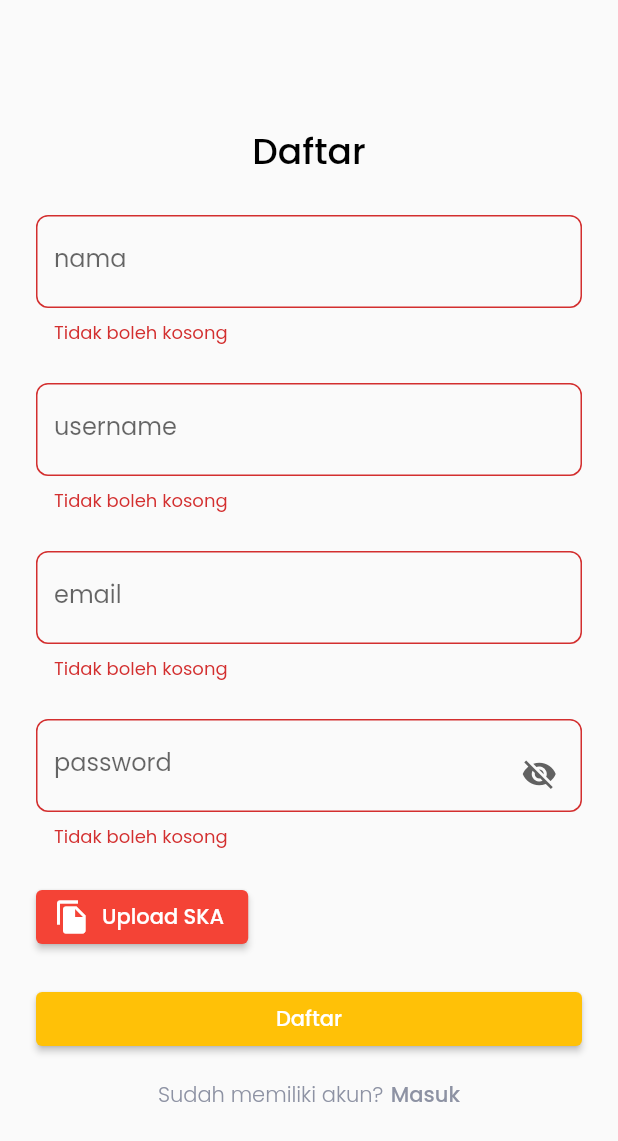
After one commit to lelymaria/ArchitectApp-Mobile, a Flutter app: the KontraktorSignUp screen opened directly, after a tap on the "visibility" icon, after a tap on "Daftar", on a phone screen of 412 x 824 dp. The commit adds this screen. Shown: the top 1141 px of the screen. Run offline on Flutter 3.47's test engine with Material 2 defaults, Android fonts, the phone set to English and light mode, and no system bars; our stand-ins replace another_flushbar, bloc, cached_network_image, carousel_pro, cloud_firestore, dio and 13 more; missing offline and left inert: downloads_path_provider_28, flutter_absolute_path, flutter_downloader, flutter_full_pdf_viewer, multi_image_picker; accounts and stored records are empty.

Commit message:
Register Kontraktor dan Verifikasi Sertifikasi Kontraktor

```diff
--- a/lib/models/repositories/repository.dart
+++ b/lib/models/repositories/repository.dart
@@ -31,7 +31,7 @@ class Repository {
   // final String baseUrl = "http://192.168.42.231:8000/api";
   // final String baseUrl = "http://127.0.0.1:8888/api";
   // final String baseUrl = "http://192.168.43.170:8000/api";
-  final String baseUrl = "http://192.168.100.75:8000/api";
+  final String baseUrl = "http://192.168.123.58:8000/api";
   // final String baseUrl = "http://192.168.43.163:8000/api";
 
   Future<LoginResponse> postLogin(LoginForm loginData) async {
--- a/lib/models/responses/get_consultant_response.dart
+++ b/lib/models/responses/get_consultant_response.dart
@@ -64,7 +64,8 @@ class DataConsultant {
     about = json['about'];
     createdAt = json['created_at'];
     updatedAt = json['updated_at'];
-    user = json['user'] != null ? new UserConsultant.fromJson(json['user']) : null;
+    user =
+        json['user'] != null ? new UserConsultant.fromJson(json['user']) : null;
     if (json['files'] != null) {
       files = new List<FilesConsultant>();
       json['files'].forEach((v) {
@@ -170,7 +171,8 @@ class FilesConsultant {
   String createdAt;
   String updatedAt;
 
-  FilesConsultant({this.id, this.konsultanId, this.file, this.createdAt, this.updatedAt});
+  FilesConsultant(
+      {this.id, this.konsultanId, this.file, this.createdAt, this.updatedAt});
 
   FilesConsultant.fromJson(Map<String, dynamic> json) {
     id = json['id'];
--- a/lib/models/responses/get_contractor_response.dart
+++ b/lib/models/responses/get_contractor_response.dart
@@ -98,7 +98,7 @@ class User {
   String avatar;
   int isActive;
   String level;
-  Null fireBaseToken;
+  String fireBaseToken;
   Null lastLogin;
   String createdAt;
   String updatedAt;
--- a/lib/utils/generals.dart
+++ b/lib/utils/generals.dart
@@ -20,7 +20,7 @@ class Generals {
   static String downloadStorage = '/storage/emulated/0/Download';
 
   // static String baseUrl = "http://192.168.100.75:8000";
-  static String baseUrl = "http://192.168.42.231:8000";
+  static String baseUrl = "http://192.168.123.58:8000";
   // static String baseUrl = "http://10.0.2.2:8000";
   // static String baseUrl = "http://1803010.web.ti.polindra.ac.id";
 
--- a/lib/views/admin/contractor_verification.dart
+++ b/lib/views/admin/contractor_verification.dart
@@ -80,8 +80,7 @@ class _ContractorVerificationState extends State<ContractorVerification> {
                                             builder: (context) => ImageViewScreen(
                                                 // imageUrl:
                                                 //     "${'http://1803010.web.ti.polindra.ac.id/index.php/img/persyaratan/kontraktor/'}${profesional.files[0].file}")),
-                                                imageUrl:
-                                                    "${'${Generals.baseUrl}/img/persyaratan/kontraktor/'}${profesional.files[0].file}")),
+                                                imageUrl: "${'${Generals.baseUrl}/img/persyaratan/kontraktor/'}${profesional.files[0].file}")),
                                       );
                                     } else if (Generals.listFormatPdf
                                         .contains(ext)) {
--- /dev/null
+++ b/lib/views/auth/kontraktor_sign_up.dart
@@ -0,0 +1,338 @@
+import 'dart:io';
+
+import 'package:another_flushbar/flushbar.dart';
+import 'package:architect_app/bloc/login/login_bloc.dart';
+import 'package:architect_app/constants/theme.dart';
+import 'package:architect_app/models/forms/register_form.dart';
+import 'package:architect_app/models/preferences/auth_preference.dart';
+import 'package:architect_app/models/repositories/repository.dart';
+import 'package:architect_app/utils/dimension.dart';
+import 'package:architect_app/utils/generals.dart';
+import 'package:architect_app/utils/validations.dart';
+import 'package:architect_app/views/auth/sign_in_screen.dart';
+import 'package:file_picker/file_picker.dart';
+import 'package:flutter/material.dart';
+import 'package:flutter/services.dart';
+import 'package:flutter_bloc/flutter_bloc.dart';
+import 'package:font_awesome_flutter/font_awesome_flutter.dart';
+
+class KontraktorSignUp extends StatefulWidget {
+  @override
+  _KontraktorSignUpState createState() => _KontraktorSignUpState();
+}
+
+class _KontraktorSignUpState extends State<KontraktorSignUp> {
+  final nameForm = TextEditingController();
+  final usernameForm = TextEditingController();
+  final emailForm = TextEditingController();
+  final passwordForm = TextEditingController();
+  final formKey = GlobalKey<FormState>();
+  final Repository repository = Repository();
+  final AuthPreference authPreference = AuthPreference();
+  final GlobalKey<ScaffoldState> scaffoldKey = new GlobalKey<ScaffoldState>();
+  LoginBloc loginBloc;
+  bool isLoading = false;
+  bool _obscureText = true;
+  File _file;
+
+  @override
+  Widget build(BuildContext context) {
+    return Form(
+      key: formKey,
+      child: Scaffold(
+        key: scaffoldKey,
+        body: BlocProvider<LoginBloc>(
+          create: (BuildContext context) => loginBloc =
+              LoginBloc(repository: repository, authPreference: authPreference),
+          child: BlocListener<LoginBloc, LoginState>(
+            listener: (context, state) {
+              if (state is RegisterFailure) {
+                Flushbar(
+                  flushbarStyle: FlushbarStyle.FLOATING,
+                  flushbarPosition: FlushbarPosition.TOP,
+                  backgroundColor: Colors.red,
+                  message: state.error,
+                  icon: Icon(
+                    FontAwesomeIcons.infoCircle,
+                    size: 28.0,
+                    color: Colors.white,
+                  ),
+                  duration: Duration(seconds: 3),
+                ).show(context);
+                setState(() {
+                  isLoading = false;
+                });
+              } else if (state is RegisterSuccess) {
+                var filenames = [];
+                for (var i = 0; i < state.record['data'].length; i++) {
+                  var item = state.record['data'];
+                  var key = item.keys.first;
+                  var filename = item[key];
+                  filenames.add(filename[0]);
+                }
+                if (state.record['success'] == true) {
+                  Navigator.push(context,
+                      MaterialPageRoute(builder: (context) => SignInScreen()));
+                  WidgetsBinding.instance.addPostFrameCallback((timeStamp) {
+                    Flushbar(
+                      flushbarStyle: FlushbarStyle.FLOATING,
+                      flushbarPosition: FlushbarPosition.TOP,
+                      backgroundColor: Colors.green,
+                      message: "Daftar berhasil",
+                      icon: Icon(
+                        FontAwesomeIcons.checkCircle,
+                        size: 28.0,
+                        color: Colors.white,
+                      ),
+                      duration: Duration(seconds: 3),
+                    )..show(scaffoldKey.currentState.context);
+                  });
+                  setState(() {
+                    nameForm.text = "";
+                    usernameForm.text = "";
+                    emailForm.text = "";
+                    passwordForm.text = "";
+                    _file = null;
+                    isLoading = false;
+                  });
+                } else {
+                  Flushbar(
+                    flushbarStyle: FlushbarStyle.FLOATING,
+                    flushbarPosition: FlushbarPosition.TOP,
+                    backgroundColor: Colors.red,
+                    message: filenames[0].toString(),
+                    icon: Icon(
+                      FontAwesomeIcons.infoCircle,
+                      size: 28.0,
+                      color: Colors.white,
+                    ),
+                    duration: Duration(seconds: 3),
+                  ).show(context);
+                  setState(() {
+                    isLoading = false;
+                  });
+                }
+              }
+            },
+            child: SafeArea(child: _buildContent(context)),
+          ),
+        ),
+      ),
+    );
+  }
+
+  Widget _buildContent(BuildContext context) {
+    Dimension().init(context);
+    return Center(
+      child: ListView(
+        shrinkWrap: true,
+        children: [
+          Container(
+            padding: EdgeInsets.symmetric(horizontal: 24),
+            child:
+                Column(mainAxisAlignment: MainAxisAlignment.center, children: [
+              Text(
+                "Daftar",
+                style: blackFontStyle3.copyWith(fontSize: 24),
+              ),
+              SizedBox(height: 24),
+              TextFormField(
+                controller: nameForm,
+                validator: (value) {
+                  if (value == null || value.isEmpty) {
+                    return "Tidak boleh kosong";
+                  } else if (value.length < 3) {
+                    return "Minimal 3 karakter";
+                  } else {
+                    return null;
+                  }
+                },
+                decoration: InputDecoration(
+                    hintStyle: greyFontStyle,
+                    labelText: "nama",
+                    border: OutlineInputBorder(
+                      borderRadius: BorderRadius.circular(8),
+                    )),
+              ),
+              SizedBox(height: 24),
+              TextFormField(
+                controller: usernameForm,
+                validator: (value) {
+                  if (value == null || value.isEmpty) {
+                    return "Tidak boleh kosong";
+                  } else if (value.length < 3) {
+                    return "Minimal 3 karakter";
+                  } else {
+                    return null;
+                  }
+                },
+                decoration: InputDecoration(
+                    hintStyle: greyFontStyle,
+                    labelText: "username",
+                    border: OutlineInputBorder(
+                      borderRadius: BorderRadius.circular(8),
+                    )),
+              ),
+              SizedBox(height: 24),
+              TextFormField(
+                controller: emailForm,
+                validator: Validations.emptyValidation,
+                decoration: InputDecoration(
+                    hintStyle: greyFontStyle,
+                    labelText: "email",
+                    border: OutlineInputBorder(
+                      borderRadius: BorderRadius.circular(8),
+                    )),
+              ),
+              SizedBox(height: 24),
+              Stack(children: [
+                TextFormField(
+                  controller: passwordForm,
+                  validator: (value) {
+                    if (value == null || value.isEmpty) {
+                      return "Tidak boleh kosong";
+                    } else if (value.length < 8) {
+                      return "Minimal 8 karakter";
+                    } else {
+                      return null;
+                    }
+                  },
+                  obscureText: _obscureText,
+                  decoration: InputDecoration(
+                      hintStyle: greyFontStyle,
+                      labelText: "password",
+                      border: OutlineInputBorder(
+                        borderRadius: BorderRadius.circular(8),
+                      )),
+                ),
+                Positioned(
+                    top: Dimension.blockSizeVertical * 3,
+                    right: Dimension.blockSizeVertical * 2,
+                    child: GestureDetector(
+                      child: SizedBox(
+                          height: 24,
+                          child: Icon(
+                            _obscureText
+                                ? Icons.visibility
+                                : Icons.visibility_off,
+                            color: Colors.grey[700],
+                          )),
+                      onTap: () {
+                        setState(() {
+                          _obscureText = !_obscureText;
+                        });
+                      },
+                    ))
+              ]),
+              SizedBox(height: 20),
+              Row(
+                children: [
+                  ElevatedButton.icon(
+                    onPressed: () {
+                      _filePicker();
+                    },
+                    icon: Icon(Icons.file_copy),
+                    label: Text("Upload SKA"),
+                    style: ElevatedButton.styleFrom(primary: Colors.red),
+                  ),
+                  SizedBox(width: 20),
+                  if (_file != null)
+                    Expanded(child: Text(_file.path.split('/').last))
+                ],
+              ),
+              SizedBox(height: 20),
+              Container(
+                width: double.infinity,
+                child: isLoading
+                    ? loadingIndicator
+                    : ElevatedButton(
+                        onPressed: () {
+                          _onRegisterContractor();
+                        },
+                        style: ElevatedButton.styleFrom(primary: Colors.amber),
+                        child: Text("Daftar")),
+              ),
+              // Container(
+              //   width: double.infinity,
+              //   child: isLoading
+              //       ? loadingIndicator
+              //       : ElevatedButton(
+              //           onPressed: () {
+              //             _onRegisterContractor();
+              //           },
+              //           style: ElevatedButton.styleFrom(
+              //               primary: Colors.white,
+              //               onPrimary: Colors.amber,
+              //               side: BorderSide(color: Colors.amber)),
+              //           child: Text("Daftar Sebagai Kontraktor")),
+              // ),
+              SizedBox(height: Dimension.safeBlockVertical * 2),
+              Row(
+                mainAxisAlignment: MainAxisAlignment.center,
+                children: [
+                  Container(
+                      constraints: BoxConstraints(
+                          maxWidth: MediaQuery.of(context).size.width),
+                      child: Text(
+                        "Sudah memiliki akun?",
+                        style: greyFontStyle,
+                      )),
+                  GestureDetector(
+                    onTap: () {
+                      Navigator.push(
+                          context,
+                          MaterialPageRoute(
+                              builder: (context) => SignInScreen()));
+                    },
+                    child: Container(
+                        padding: EdgeInsets.only(left: 5),
+                        constraints: BoxConstraints(
+                            maxWidth: MediaQuery.of(context).size.width),
+                        child: Text(
+                          "Masuk",
+                          style: greyFontStyle.copyWith(
+                              fontWeight: FontWeight.w600),
+                        )),
+                  )
+                ],
+              )
+            ]),
+          ),
+        ],
+      ),
+    );
+  }
+
+  _onRegisterContractor() async {
+    if (formKey.currentState.validate()) {
+      FocusScope.of(context).unfocus();
+      loginBloc.add(
+        RegisterContractorPost(
+          registerForm: RegisterForm(
+              name: nameForm.text,
+              username: usernameForm.text,
+              email: emailForm.text.trim().toLowerCase(),
+              password: passwordForm.text,
+              isActive: 0,
+              level: "kontraktor",
+              file: _file),
+        ),
+      );
+      setState(() {
+        isLoading = true;
+      });
+    }
+  }
+
+  _filePicker() async {
+    try {
+      FilePickerResult file = await FilePicker.platform.pickFiles(
+          type: FileType.custom, allowedExtensions: Generals.listFormatFile);
+      setState(() {
+        _file = File(file.files.single.path);
+      });
+    } on PlatformException catch (e) {
+      throw ("Unsupported operation" + e.toString());
+    }
+  }
+}
--- a/lib/views/main_page.dart
+++ b/lib/views/main_page.dart
@@ -190,7 +190,7 @@ class _MainPageState extends State<MainPage> {
     if (user.level == "admin") {
       switch (index) {
         case 0:
-          return ConsultanVerification();
+          return ProfesionalVerification();
         case 1:
           return PaymentVerification();
         case 2:
```
Also changed, not shown: lib/views/admin/consultant_verification.dart (+7 -5 lines), lib/views/auth/choose_role.dart (+30 -1 lines).
